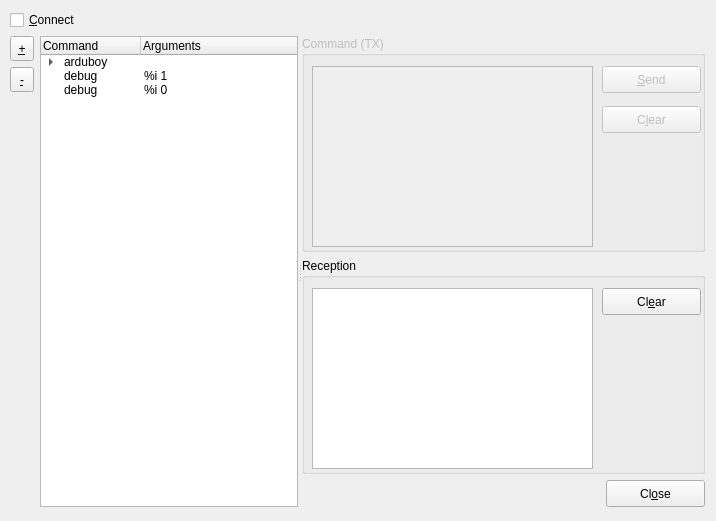
Before: the Qt Designer form host-controller/controller/ui/command-editor.ui in rubienr/arduboy-command-passthrough, drawn with Qt 5.
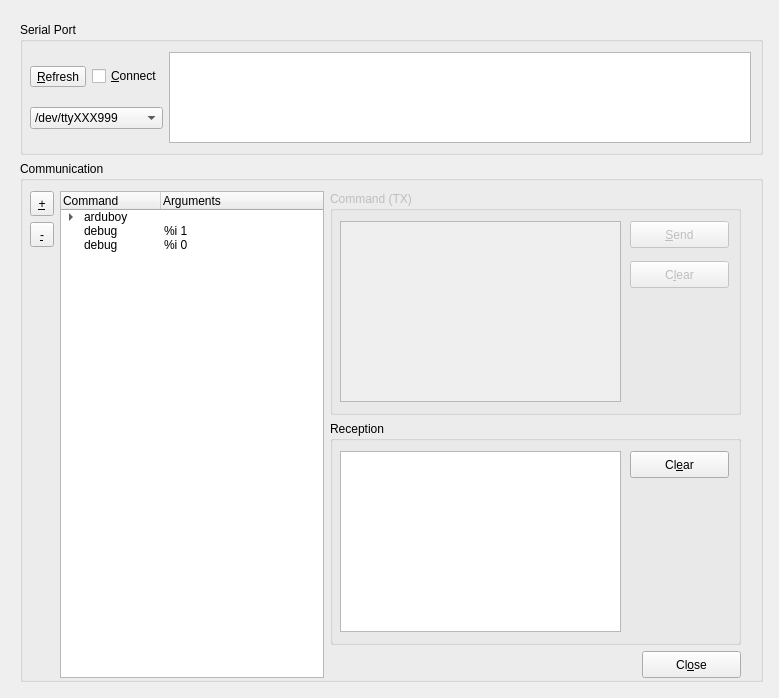
After: the same form once the commit is applied.

Commit message: enhanced command editor UI

What changed in the file:
```diff
--- a/host-controller/controller/ui/command-editor.ui
+++ b/host-controller/controller/ui/command-editor.ui
@@ -9,20 +9,20 @@
    <rect>
     <x>0</x>
     <y>0</y>
-    <width>716</width>
-    <height>521</height>
+    <width>779</width>
+    <height>698</height>
    </rect>
   </property>
   <property name="minimumSize">
    <size>
-    <width>716</width>
-    <height>521</height>
+    <width>779</width>
+    <height>698</height>
    </size>
   </property>
   <property name="maximumSize">
    <size>
-    <width>716</width>
-    <height>521</height>
+    <width>779</width>
+    <height>698</height>
    </size>
   </property>
   <property name="windowTitle">
@@ -31,15 +31,45 @@
   <widget class="QWidget" name="">
    <property name="geometry">
     <rect>
+     <x>20</x>
+     <y>22</y>
+     <width>743</width>
+     <height>660</height>
+    </rect>
+   </property>
+   <layout class="QVBoxLayout" name="verticalLayout_4">
+    <item>
+     <widget class="QGroupBox" name="gbSerialPort">
+      <property name="minimumSize">
+       <size>
+        <width>741</width>
+        <height>131</height>
+       </size>
+      </property>
+      <property name="title">
+       <string>Serial Port</string>
+      </property>
+      <widget class="QWidget" name="">
+       <property name="geometry">
+        <rect>
      <x>10</x>
-     <y>10</y>
-     <width>695</width>
-     <height>497</height>
-    </rect>
-   </property>
+         <y>30</y>
+         <width>721</width>
+         <height>91</height>
+        </rect>
+       </property>
+       <layout class="QHBoxLayout" name="horizontalLayout_5">
+        <item>
    <layout class="QVBoxLayout" name="verticalLayout_3">
     <item>
-     <layout class="QHBoxLayout" name="horizontalLayout_3">
+           <layout class="QHBoxLayout" name="horizontalLayout_4">
+            <item>
+             <widget class="QToolButton" name="tbRefresh">
+              <property name="text">
+               <string>&amp;Refresh</string>
+              </property>
+             </widget>
+            </item>
       <item>
        <widget class="QCheckBox" name="cbConnect">
         <property name="enabled">
@@ -50,27 +80,58 @@
         </property>
        </widget>
       </item>
+           </layout>
+          </item>
       <item>
-       <spacer name="horizontalSpacer_2">
-        <property name="orientation">
-         <enum>Qt::Horizontal</enum>
-        </property>
-        <property name="sizeHint" stdset="0">
+           <widget class="QComboBox" name="cbSerialPortName">
+            <item>
+             <property name="text">
+              <string>/dev/ttyXXX999</string>
+             </property>
+            </item>
+           </widget>
+          </item>
+         </layout>
+        </item>
+        <item>
+         <widget class="QPlainTextEdit" name="teSerialLog">
+          <property name="enabled">
+           <bool>true</bool>
+          </property>
+          <property name="minimumSize">
          <size>
-          <width>40</width>
-          <height>20</height>
-         </size>
-        </property>
-       </spacer>
-      </item>
-     </layout>
+            <width>540</width>
+            <height>89</height>
+           </size>
+          </property>
+         </widget>
+        </item>
+       </layout>
+      </widget>
+     </widget>
     </item>
     <item>
-     <widget class="QSplitter" name="splitter">
-      <property name="orientation">
-       <enum>Qt::Horizontal</enum>
+     <widget class="QGroupBox" name="gbCommunication">
+      <property name="minimumSize">
+       <size>
+        <width>741</width>
+        <height>521</height>
+       </size>
+      </property>
+      <property name="title">
+       <string>Communication</string>
       </property>
       <widget class="QWidget" name="">
+       <property name="geometry">
+        <rect>
+         <x>10</x>
+         <y>30</y>
+         <width>711</width>
+         <height>487</height>
+        </rect>
+       </property>
+       <layout class="QHBoxLayout" name="horizontalLayout_3">
+        <item>
        <layout class="QHBoxLayout" name="horizontalLayout">
         <item>
          <layout class="QVBoxLayout" name="verticalLayout_2">
@@ -204,8 +265,8 @@
          </widget>
         </item>
        </layout>
-      </widget>
-      <widget class="QWidget" name="">
+        </item>
+        <item>
        <layout class="QVBoxLayout" name="verticalLayout">
         <item>
          <widget class="QGroupBox" name="gbCommands">
@@ -214,8 +275,8 @@
           </property>
           <property name="minimumSize">
            <size>
-            <width>401</width>
-            <height>211</height>
+              <width>411</width>
+              <height>221</height>
            </size>
           </property>
           <property name="title">
@@ -299,8 +360,8 @@
          <widget class="QGroupBox" name="gbReception">
           <property name="minimumSize">
            <size>
-            <width>401</width>
-            <height>211</height>
+              <width>411</width>
+              <height>221</height>
            </size>
           </property>
           <property name="title">
@@ -398,6 +459,8 @@
          </layout>
         </item>
        </layout>
+        </item>
+       </layout>
       </widget>
      </widget>
     </item>
```
Left out of the diff: 79 changed lines with no effect on the pictures. Lines whose indentation alone changed are shown as unchanged. The commit also changes 7 other files.
